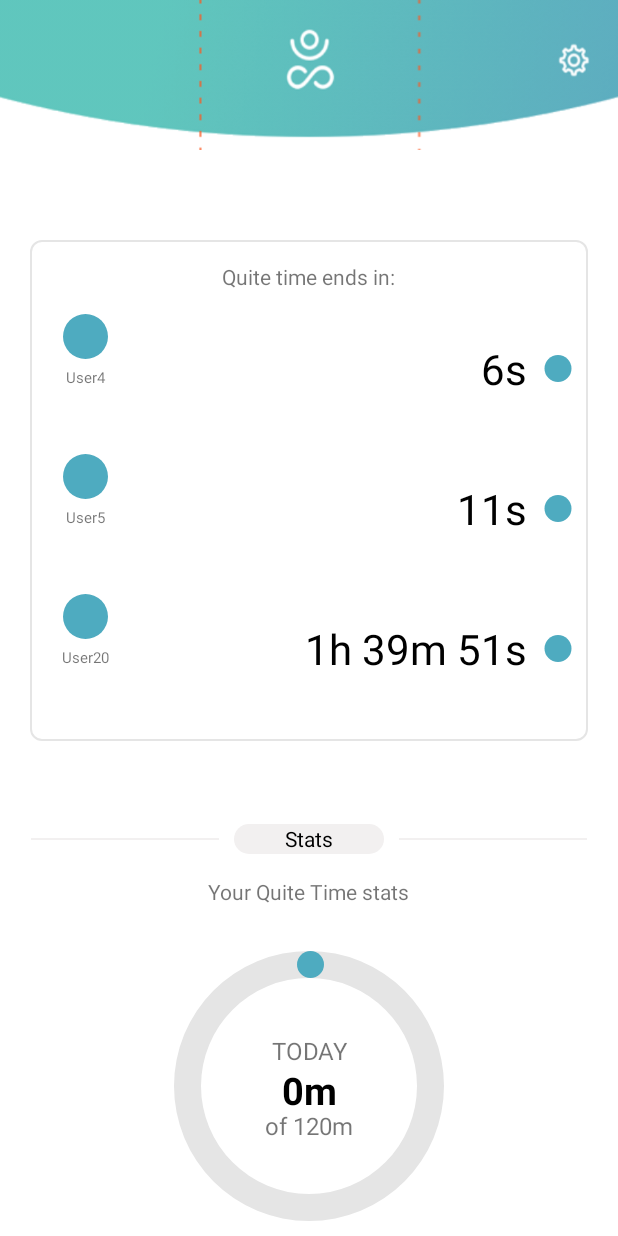
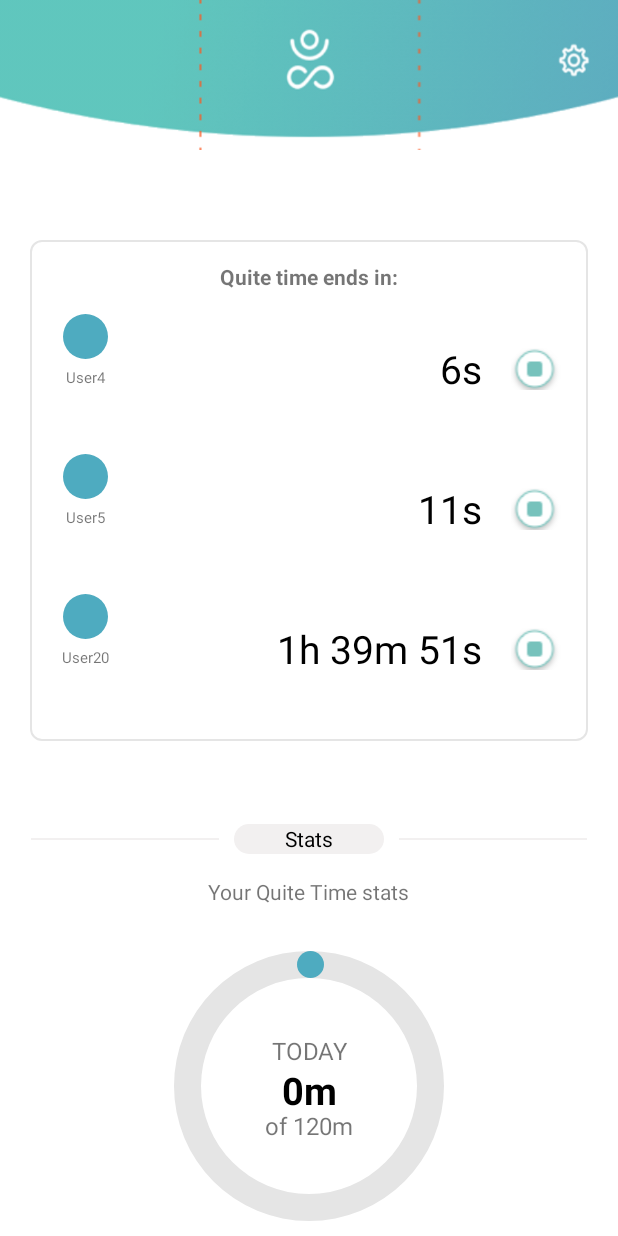
Before and after one commit to dmesek-clover/QuiteTimeProgress, an Android app: the screen it shows after launch (MainActivity), on a phone screen of 412 x 824 dp. Run offline under Robolectric (Android 15) with nearby library versions, the light colour scheme and no system bars.

Commit message:
fixed some issues

```diff
--- a/app/src/main/java/com/example/customprogressbar/MainActivity.java
+++ b/app/src/main/java/com/example/customprogressbar/MainActivity.java
@@ -39,7 +39,6 @@ public class MainActivity extends AppCompatActivity {
                 new QuiteTimeModel(120, 50),
                 new QuiteTimeModel(120, 80)));
 
-        //quiteTimeStats.updateTodayProgress(90);
 
         final Random rand = new Random();
         findViewById(R.id.button2).setOnClickListener(new View.OnClickListener() {
--- a/app/src/main/java/com/example/customprogressbar/remainingQuiteTime/QuiteTimeRemaining.java
+++ b/app/src/main/java/com/example/customprogressbar/remainingQuiteTime/QuiteTimeRemaining.java
@@ -1,4 +1,8 @@
 package com.example.customprogressbar.remainingQuiteTime;
+
+import android.text.Html;
+import android.text.SpannableString;
+import android.text.style.RelativeSizeSpan;
 
 import java.util.List;
 import java.util.Locale;
@@ -48,19 +52,28 @@ public class QuiteTimeRemaining {
         int minutes = (secondsRemaining % 3600) / 60;
         int seconds = secondsRemaining % 60;
 
-        String formattedTime;
-        if (hours == 0 && minutes == 0) {
-            formattedTime =
-                    String.format(Locale.ENGLISH, "%ds", seconds);
-        } else if (hours == 0) {
-            formattedTime =
-                    String.format(Locale.ENGLISH, "%dm %ds", minutes, seconds);
-        } else {
-            formattedTime = formattedTime =
-                    String.format(Locale.ENGLISH, "%dh %dm %ds", hours, minutes, seconds);
+        String formattedSeconds = String.format(Locale.ENGLISH, "%ds", seconds);
+        String formattedMinutes = String.format(Locale.ENGLISH, "%dm", minutes);
+        String formattedHours = String.format(Locale.ENGLISH, "%dh", hours);
+
+        StringBuilder formattedTime = new StringBuilder();
+
+        if(hours != 0 && minutes != 0) {
+            formattedTime
+                    .append(formattedHours)
+                    .append(" ")
+                    .append(formattedMinutes)
+                    .append(" ");
+        } else if(hours == 0 && minutes != 0) {
+            formattedTime
+                    .append(formattedMinutes)
+                    .append(" ");
         }
-        return formattedTime;
+        formattedTime.append(formattedSeconds);
+
+        return formattedTime.toString();
     }
+
 
     public List<QuiteTimeUser> getQuiteTimeUsers() {
         return quiteTimeUsers;
--- a/app/src/main/java/com/example/customprogressbar/remainingQuiteTime/QuiteTimeRemainingAdapter.java
+++ b/app/src/main/java/com/example/customprogressbar/remainingQuiteTime/QuiteTimeRemainingAdapter.java
@@ -60,6 +60,14 @@ public class QuiteTimeRemainingAdapter extends RecyclerView.Adapter<QuiteTimeRem
         });
     }
 
+
+
+
+    @Override
+    public int getItemCount() {
+        return quiteTimeRemainingList.size();
+    }
+
     private QuiteTimeTimerListener createTimerListener(ViewHolder holder, QuiteTimeRemaining quiteTimeRemaining) {
         return () -> {
             Integer shouldRemoveIndex = null;
@@ -75,12 +83,6 @@ public class QuiteTimeRemainingAdapter extends RecyclerView.Adapter<QuiteTimeRem
 
             return shouldRemoveIndex;
         };
-    }
-
-
-    @Override
-    public int getItemCount() {
-        return quiteTimeRemainingList.size();
     }
 
     private void setupUserGridView(ViewHolder holder, QuiteTimeRemaining quiteTimeRemaining) {
--- a/app/src/main/java/com/example/customprogressbar/remainingQuiteTime/QuiteTimeTimer.java
+++ b/app/src/main/java/com/example/customprogressbar/remainingQuiteTime/QuiteTimeTimer.java
@@ -26,6 +26,7 @@ public class QuiteTimeTimer {
                  }
 
                  if(removePosition != null) {
+                     //unsubscribed, so that the timer can stop ticking if no one is listening
                      unsubscribeFromTimer(timerListeners.get(removePosition));
                  }
              }
--- a/app/src/main/res/layout/activity_main.xml
+++ b/app/src/main/res/layout/activity_main.xml
@@ -42,6 +42,7 @@
                     android:layout_gravity="center_horizontal"
                     android:layout_width="wrap_content"
                     android:layout_height="wrap_content"
+                    android:textStyle="bold"
                     android:text="Quite time ends in:" />
 
                 <androidx.recyclerview.widget.RecyclerView
--- a/app/src/main/res/layout/quite_time_remaining_item.xml
+++ b/app/src/main/res/layout/quite_time_remaining_item.xml
@@ -2,6 +2,7 @@
 <LinearLayout
     xmlns:android="http://schemas.android.com/apk/res/android"
     android:orientation="horizontal"
+    android:background="#ffffff"
     android:weightSum="12"
     android:layout_marginTop="10dp"
     android:layout_marginBottom="10dp"
@@ -21,11 +22,11 @@
         android:id="@+id/tv_remaining_quite_time"
         android:paddingStart="5dp"
         android:paddingEnd="5dp"
-        android:layout_weight="7"
+        android:layout_weight="6"
         android:layout_gravity="center"
         android:layout_width="0dp"
-        android:text="10h 32m 40s"
-        android:textSize="28sp"
+        android:text=""
+        android:textSize="26sp"
         android:textColor="#000000"
         android:gravity="right"
         android:layout_height="wrap_content"/>
@@ -34,10 +35,10 @@
         android:id="@+id/btn_stop_quite_time"
         android:paddingStart="5dp"
         android:paddingEnd="5dp"
-        android:layout_weight="1"
+        android:layout_weight="2"
         android:layout_gravity="center"
         android:layout_width="0dp"
         android:layout_height="wrap_content"
-        android:src="@drawable/circle"/>
+        android:src="@drawable/stop_button"/>
 
 </LinearLayout>
```
Also changed, not shown: app/src/main/res/drawable/stop_button.png (added). Lines whose indentation alone changed are shown as unchanged.
